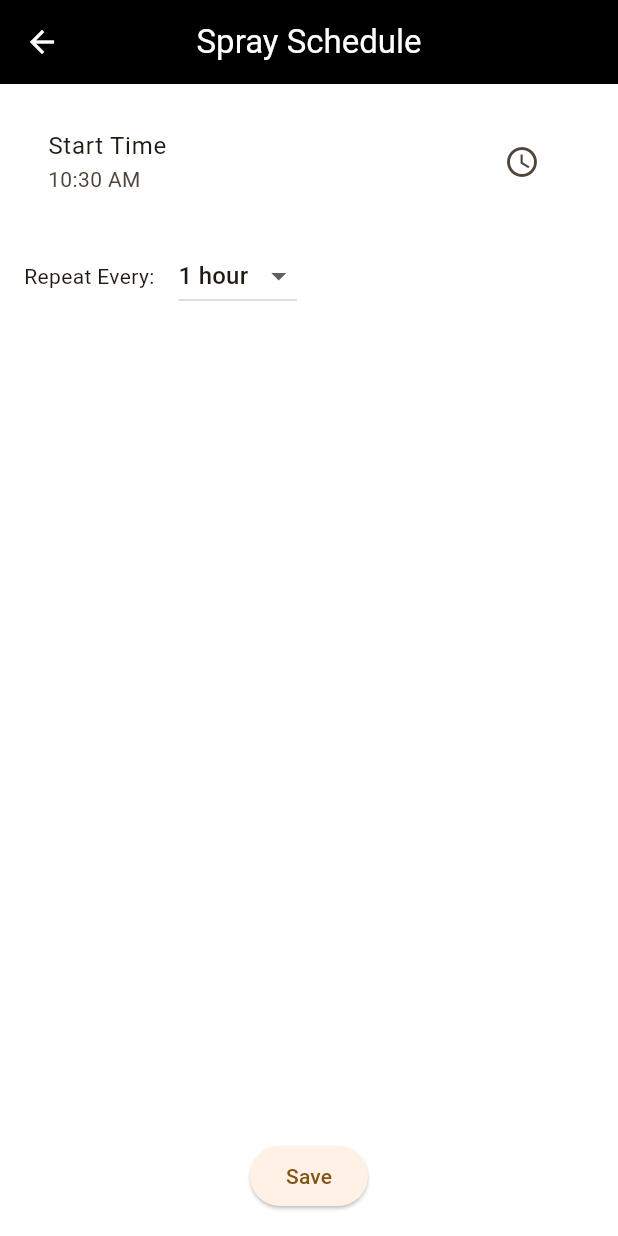
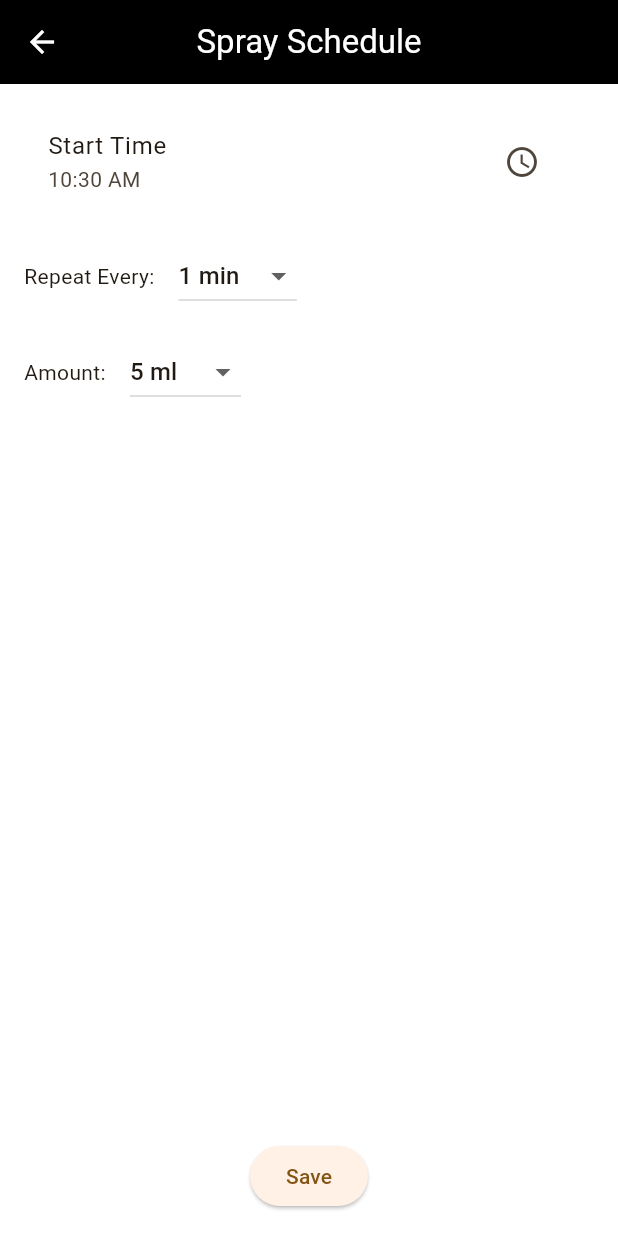
Before and after one commit to markb-sps/vcd-control-app, a Flutter app: the SpraySchedulePage screen opened directly, on a phone screen of 412 x 824 dp. Run offline on Flutter 3.47's test engine with Material 3 defaults, Android fonts, the phone set to English and light mode, and no system bars; our stand-ins replace flutter_blue_plus, permission_handler.

Commit message:
Add spray amount and more interval options

```diff
--- a/lib/spray_schedule_page.dart
+++ b/lib/spray_schedule_page.dart
@@ -9,7 +9,8 @@ class SpraySchedulePage extends StatefulWidget {
 
 class _SpraySchedulePageState extends State<SpraySchedulePage> {
   TimeOfDay _startTime = TimeOfDay.now();
-  int _repeatMinutes = 60;
+  int _repeatSeconds = 60;
+  int _amountMl = 5;
 
   Future<void> _pickStartTime() async {
     final TimeOfDay? picked = await showTimePicker(
@@ -26,7 +27,8 @@ class _SpraySchedulePageState extends State<SpraySchedulePage> {
   void _save() {
     Navigator.of(context).pop({
       'start': _startTime,
-      'repeatMinutes': _repeatMinutes,
+      'repeatSeconds': _repeatSeconds,
+      'amountMl': _amountMl,
     });
   }
 
@@ -54,19 +56,49 @@ class _SpraySchedulePageState extends State<SpraySchedulePage> {
                 const Text('Repeat Every:'),
                 const SizedBox(width: 16),
                 DropdownButton<int>(
-                  value: _repeatMinutes,
+                  value: _repeatSeconds,
                   onChanged: (value) {
                     if (value != null) {
                       setState(() {
-                        _repeatMinutes = value;
+                        _repeatSeconds = value;
                       });
                     }
                   },
                   items: const [
-                    DropdownMenuItem(value: 15, child: Text('15 min')),
-                    DropdownMenuItem(value: 30, child: Text('30 min')),
-                    DropdownMenuItem(value: 60, child: Text('1 hour')),
-                    DropdownMenuItem(value: 120, child: Text('2 hours')),
+                    DropdownMenuItem(value: 30, child: Text('30 sec')),
+                    DropdownMenuItem(value: 60, child: Text('1 min')),
+                    DropdownMenuItem(value: 300, child: Text('5 min')),
+                    DropdownMenuItem(value: 900, child: Text('15 min')),
+                    DropdownMenuItem(value: 1800, child: Text('30 min')),
+                    DropdownMenuItem(value: 3600, child: Text('1 hour')),
+                    DropdownMenuItem(value: 7200, child: Text('2 hours')),
+                  ],
+                ),
+              ],
+            ),
+            const SizedBox(height: 16),
+            Row(
+              children: [
+                const Text('Amount:'),
+                const SizedBox(width: 16),
+                DropdownButton<int>(
+                  value: _amountMl,
+                  onChanged: (value) {
+                    if (value != null) {
+                      setState(() {
+                        _amountMl = value;
+                      });
+                    }
+                  },
+                  items: const [
+                    DropdownMenuItem(value: 5, child: Text('5 ml')),
+                    DropdownMenuItem(value: 10, child: Text('10 ml')),
+                    DropdownMenuItem(value: 15, child: Text('15 ml')),
+                    DropdownMenuItem(value: 20, child: Text('20 ml')),
+                    DropdownMenuItem(value: 25, child: Text('25 ml')),
+                    DropdownMenuItem(value: 30, child: Text('30 ml')),
+                    DropdownMenuItem(value: 50, child: Text('50 ml')),
+                    DropdownMenuItem(value: 100, child: Text('100 ml')),
                   ],
                 ),
               ],
```
Also changed, not shown: lib/main.dart (+22 -6 lines).
